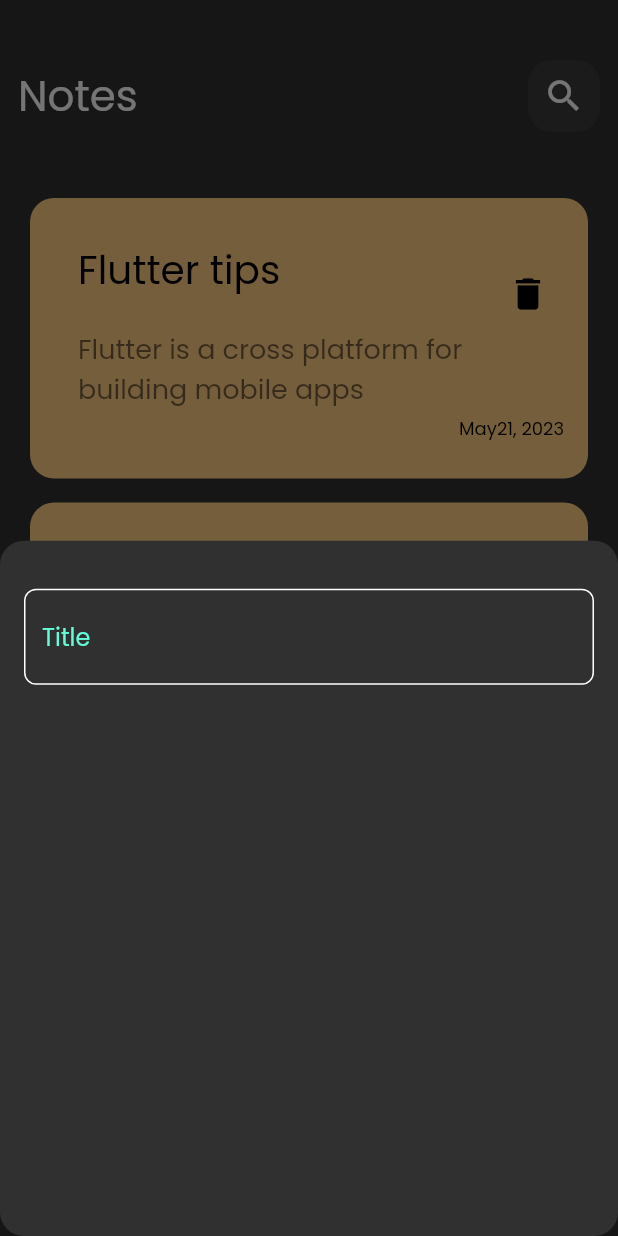
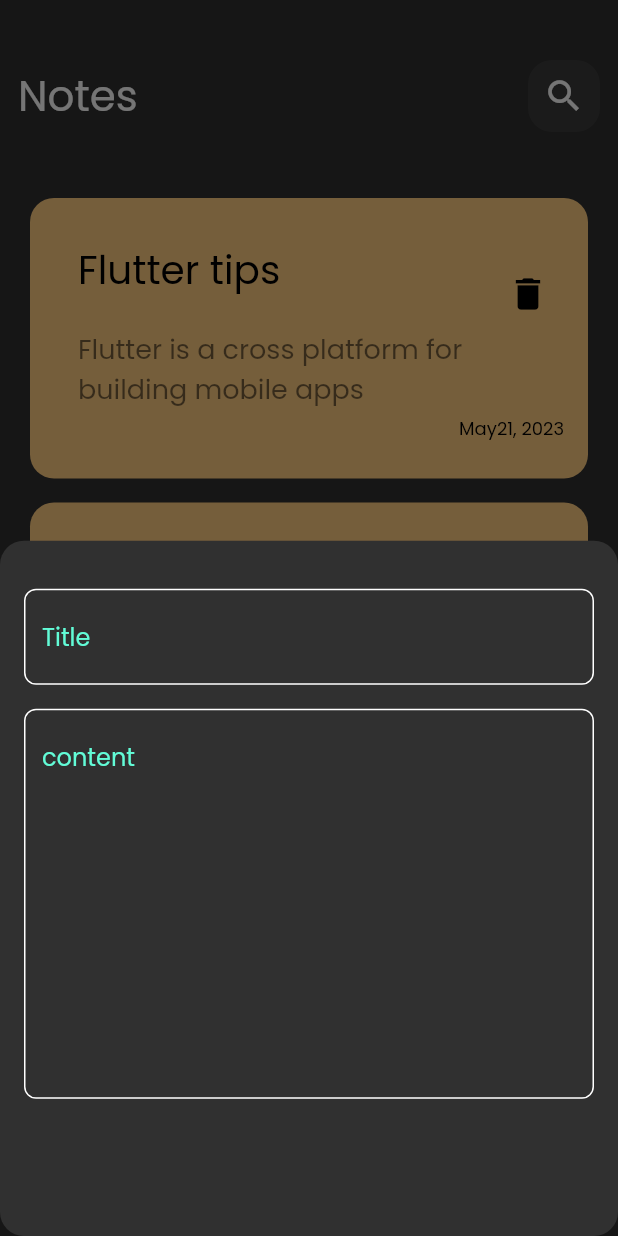
Before and after one commit to 18112001688/Notes-app, a Flutter app: the screen it shows after launch, after a tap on the "add" icon, on a phone screen of 412 x 824 dp. Run offline on Flutter 3.47's test engine with Material 2 defaults, Android fonts, the phone set to English and light mode, and no system bars.

Commit message:
adding two fields into the bottom sheet

```diff
--- a/lib/views/widgets/add_note_sheet.dart
+++ b/lib/views/widgets/add_note_sheet.dart
@@ -13,7 +13,11 @@ class AddNoteBottomSheet extends StatelessWidget {
           SizedBox(
             height: 32,
           ),
-          CoustemTextField(),
+          CoustemTextField(hintText: 'Title'),
+          SizedBox(
+            height: 16,
+          ),
+          CoustemTextField(hintText: 'content', maxLines: 10),
         ],
       ),
     );
--- a/lib/views/widgets/coustem_field.dart
+++ b/lib/views/widgets/coustem_field.dart
@@ -2,22 +2,25 @@ import 'package:flutter/material.dart';
 import 'package:notes_app/constant/constant.dart';
 
 class CoustemTextField extends StatelessWidget {
-  const CoustemTextField({super.key});
-
+  const CoustemTextField(
+      {super.key, required this.hintText, this.maxLines = 1});
+  final String hintText;
+  final int maxLines;
   @override
   Widget build(BuildContext context) {
-    return const TextField(
+    return TextField(
       cursorColor: primaryColor,
+      maxLines: maxLines,
       decoration: InputDecoration(
-        hintText: 'Title',
-        hintStyle: TextStyle(
+        hintText: hintText,
+        hintStyle: const TextStyle(
           color: primaryColor,
         ),
-        enabledBorder: OutlineInputBorder(
+        enabledBorder: const OutlineInputBorder(
             borderSide: BorderSide(color: Colors.white),
             borderRadius: BorderRadius.all(Radius.circular(8))),
-        border: OutlineInputBorder(),
-        focusedBorder: OutlineInputBorder(
+        border: const OutlineInputBorder(),
+        focusedBorder: const OutlineInputBorder(
           borderRadius: BorderRadius.all(Radius.circular(8)),
           borderSide: BorderSide(
             color: primaryColor,
```
